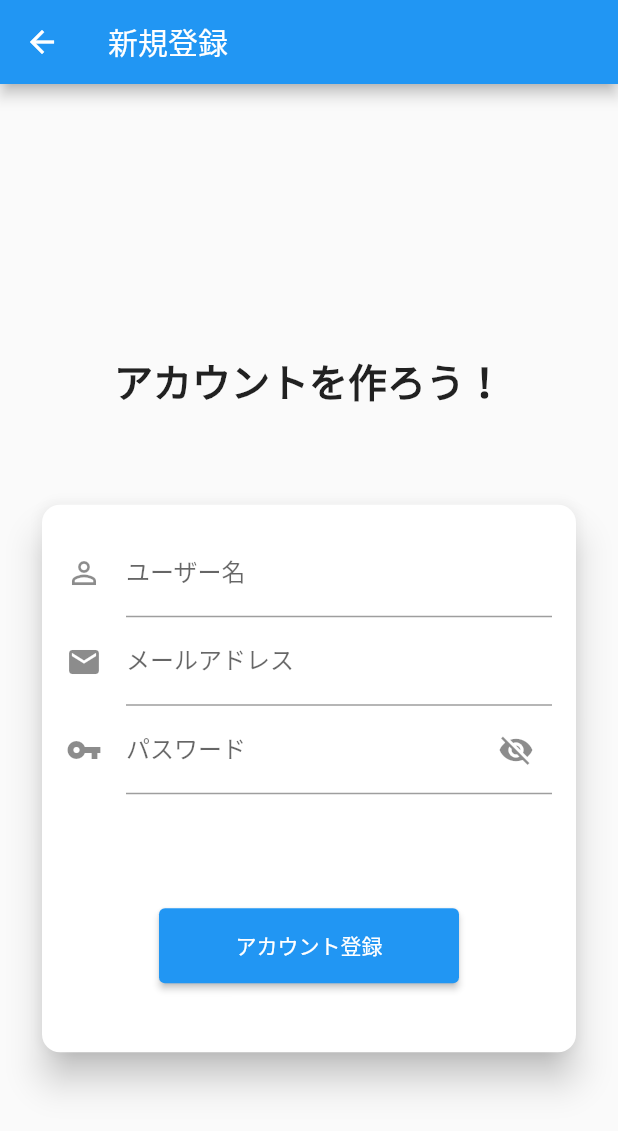
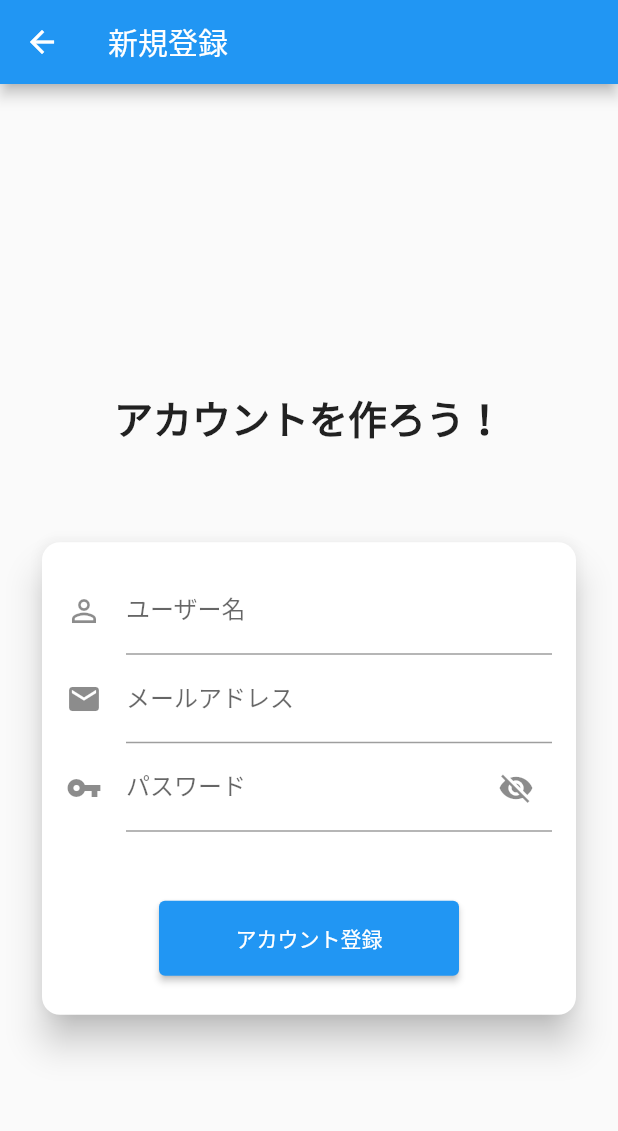
Before and after one commit to jack-app/ideathon-summer-team2, a Flutter app: the CreateAcount screen opened directly, on a phone screen of 412 x 824 dp. Shown: the top 1131 px of the screen. Run offline on Flutter 3.47's test engine with Material 2 defaults, Android fonts, the phone set to English and light mode, and no system bars; our stand-ins replace cloud_firestore, firebase_auth, firebase_core; missing offline and left inert: dart:html; accounts and stored records are empty.

Commit message:
[fix] 新規登録フォームのサイズを調整

```diff
--- a/lib/newac.dart
+++ b/lib/newac.dart
@@ -111,12 +111,12 @@ class _CreateAcountState extends State<CreateAcount> {
                         },
                       ),
                       Container(
-                        margin: EdgeInsets.all(15),
+                        margin: EdgeInsets.all(10),
                         child: Text(infoText),
                       ),
                       //登録ボタン
                       Container(
-                        margin: EdgeInsets.all(30),
+                        margin: EdgeInsets.all(10),
                         child: SizedBox(
                           width: 200,
                           height: 50,
```
